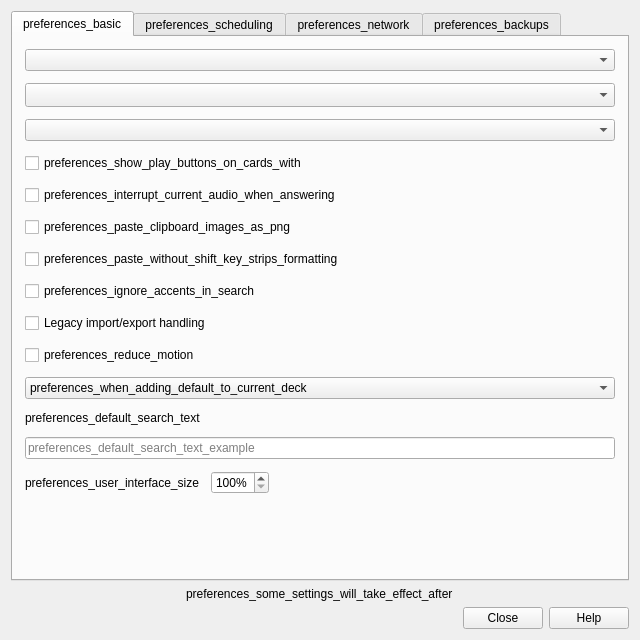
The window that qt/aqt/forms/preferences.ui (ankitects/anki) describes before a commit, drawn with Qt 5.
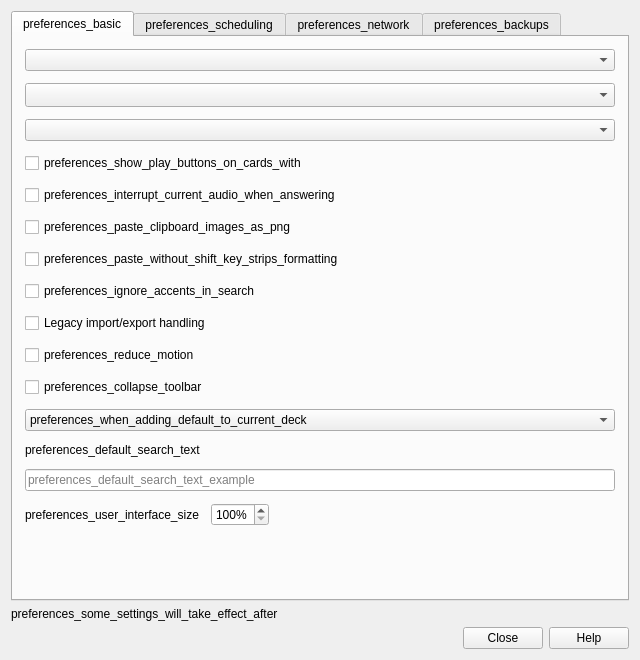
The same window after the commit.

Commit message: Auto-hide toolbar in Reviewer (#2262)

```diff
--- a/qt/aqt/forms/preferences.ui
+++ b/qt/aqt/forms/preferences.ui
@@ -7,7 +7,7 @@
     <x>0</x>
     <y>0</y>
     <width>640</width>
-    <height>640</height>
+    <height>660</height>
    </rect>
   </property>
   <property name="windowTitle">
@@ -113,6 +113,13 @@
          </property>
         </widget>
        </item>
+       <item alignment="Qt::AlignLeft">
+        <widget class="QCheckBox" name="collapse_toolbar">
+         <property name="text">
+          <string>preferences_collapse_toolbar</string>
+         </property>
+        </widget>
+       </item>
        <item>
         <widget class="QComboBox" name="useCurrent">
          <item>
@@ -666,7 +673,7 @@
      </widget>
     </widget>
    </item>
-   <item alignment="Qt::AlignCenter">
+   <item>
     <widget class="QLabel" name="label_21">
      <property name="text">
       <string>preferences_some_settings_will_take_effect_after</string>
```
Left out of the diff: 1 changed line with no effect on the pictures. The commit also changes 28 other files.
